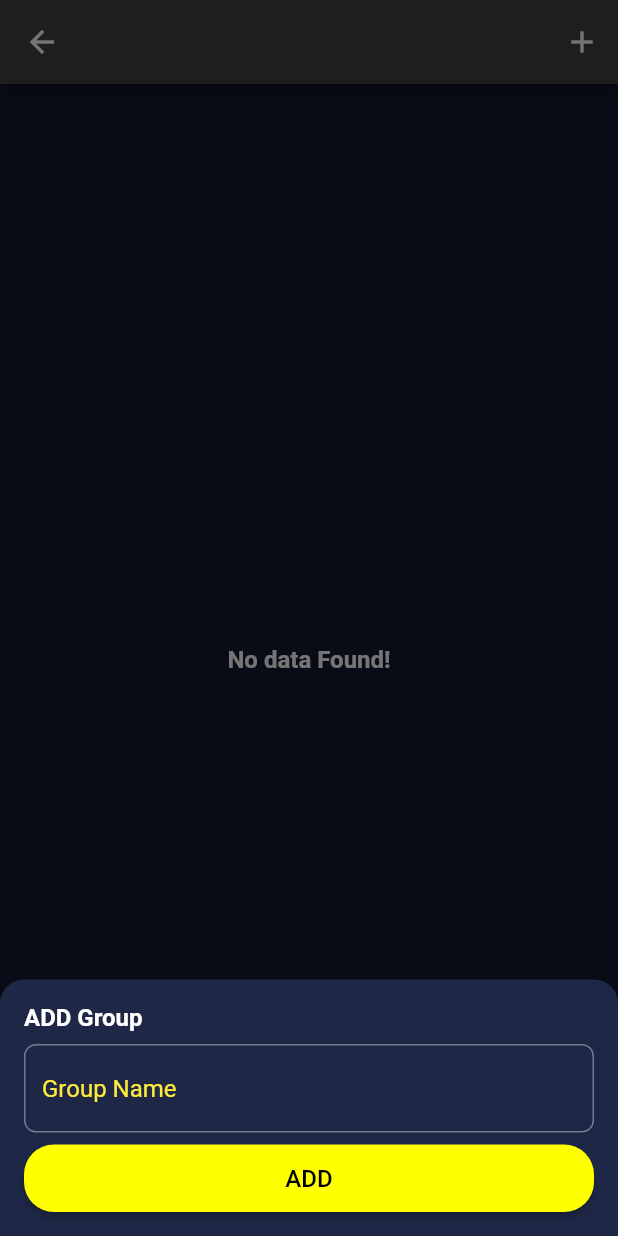
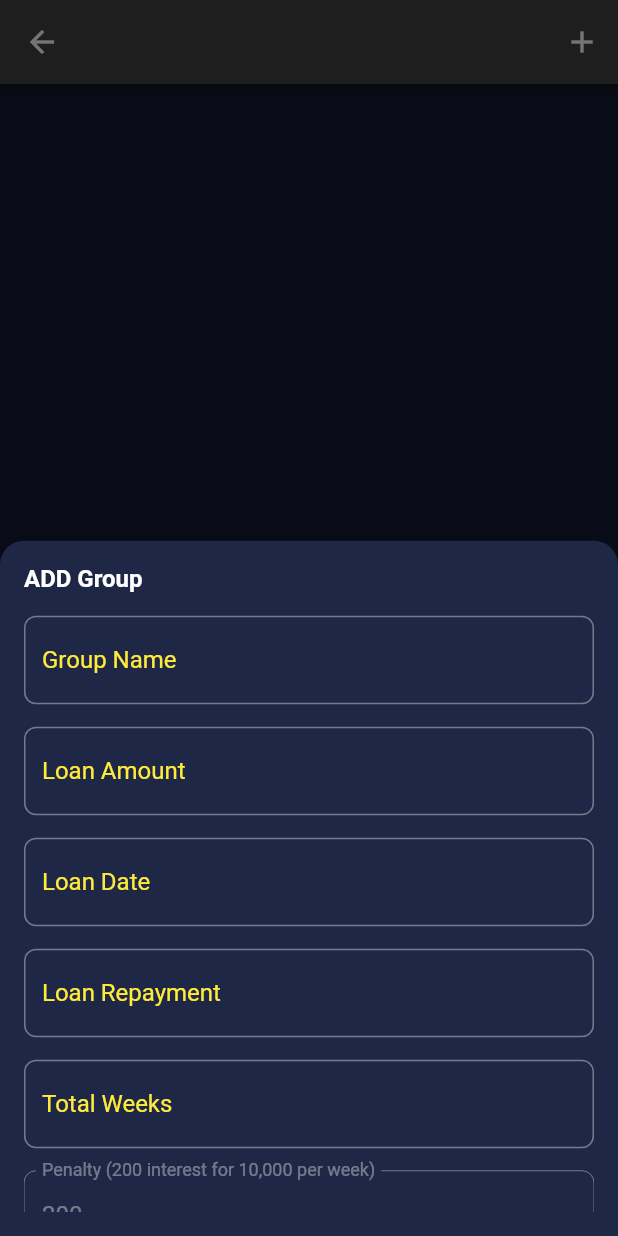
Before and after one commit to suresh429/groupfinance, a Flutter app: the GroupView screen opened directly with empty values, after a tap on the "add" icon, on a phone screen of 412 x 824 dp. Run offline on Flutter 3.47's test engine with Material 2 defaults, Android fonts, the phone set to English and light mode, and no system bars; our stand-ins replace cloud_firestore, firebase_core, flutter_native_splash, get; missing offline and left inert: dart:ffi; accounts and stored records are empty.

Commit message:
fixed binding issue

```diff
--- a/lib/app/modules/home/controllers/group_controller.dart
+++ b/lib/app/modules/home/controllers/group_controller.dart
@@ -10,7 +10,12 @@ class GroupController extends GetxController {
   RxBool isLoading = true.obs;
 
   final GlobalKey<FormState> formKey = GlobalKey<FormState>();
-  late TextEditingController nameController, addressController;
+  late TextEditingController nameController,
+      loanAmountController,
+      loanDateController,
+      loanRepaymentController,
+      totalWeekController,
+      penaltyController;
 
   // Firestorm operation
   FirebaseFirestore firebaseFirestore = FirebaseFirestore.instance;
@@ -29,14 +34,20 @@ class GroupController extends GetxController {
     print("STATUS : onInit GROUP");
     var weekName = Get.arguments['weekName']!;
     nameController = TextEditingController();
-    addressController = TextEditingController();
-    groupList.clear();
+    loanAmountController = TextEditingController();
+    loanDateController = TextEditingController();
+    loanRepaymentController = TextEditingController();
+    totalWeekController = TextEditingController();
+    penaltyController = TextEditingController();
+    penaltyController.text = "200";
+
+   // groupList.clear();
     collectionReference = firebaseFirestore
         .collection("groups")
         .doc(weekName)
         .collection(weekName);
-     groupList.bindStream(getAllGroups());
-   // _loadTodos();
+    groupList.bindStream(getAllGroups());
+    // _loadTodos();
     super.onInit();
   }
 
@@ -47,14 +58,50 @@ class GroupController extends GetxController {
     return null;
   }
 
-  String? validateAddress(String value) {
+  String? validateLoanAmount(String value) {
     if (value.isEmpty) {
-      return "Address can not be empty";
+      return "Loan Amount can not be empty";
     }
     return null;
   }
 
-  void saveUpdateGroup(String name, String docId, int addEditFlag) {
+  String? validateDate(String value) {
+    if (value.isEmpty) {
+      return "Loan Date can not be empty";
+    }
+    return null;
+  }
+
+  String? validateLoanRepayment(String value) {
+    if (value.isEmpty) {
+      return "Loan Repayment can not be empty";
+    }
+    return null;
+  }
+
+  String? validateTotalWeeks(String value) {
+    if (value.isEmpty) {
+      return "Total Weeks can not be empty";
+    }
+    return null;
+  }
+
+  String? validatePenalty(String value) {
+    if (value.isEmpty) {
+      return "Penalty can not be empty";
+    }
+    return null;
+  }
+
+  void saveUpdateGroup(
+      String groupName,
+      String loanAmount,
+      String date,
+      String repayment,
+      String totalWeeks,
+      String penalty,
+      String docId,
+      int addEditFlag) {
     final isValid = formKey.currentState!.validate();
     if (!isValid) {
       return;
@@ -62,7 +109,17 @@ class GroupController extends GetxController {
     formKey.currentState!.save();
     if (addEditFlag == 1) {
       CustomFullScreenDialog.showDialog();
-      collectionReference.add({'name': name}).whenComplete(() {
+      collectionReference
+          .add({
+        'groupName': groupName,
+        'loanAmount': double.parse(loanAmount),
+        'date': date,
+        'repayment': double.parse(repayment),
+        'totalWeeks': int.parse(totalWeeks.toString()),
+        'penalty': double.parse(penalty),
+      })
+          .then((_) {
+        // Success case
         CustomFullScreenDialog.cancelDialog();
         clearEditingControllers();
         Get.back();
@@ -72,17 +129,26 @@ class GroupController extends GetxController {
             message: "Group added successfully",
             backgroundColor: Colors.green);
       }).catchError((error) {
+        // Error case
+        print("ERROR : " + error.toString());
         CustomFullScreenDialog.cancelDialog();
         CustomSnackBar.showSnackBar(
             context: Get.context,
             title: "Error",
             message: "Something went wrong",
-            backgroundColor: Colors.green);
+            backgroundColor: Colors.red);
       });
     } else if (addEditFlag == 2) {
       //update
       CustomFullScreenDialog.showDialog();
-      collectionReference.doc(docId).update({'name': name}).whenComplete(() {
+      collectionReference.doc(docId).update({
+        'groupName': groupName,
+        'loanAmount': double.parse(loanAmount),
+        'date': date,
+        'repayment': double.parse(repayment),
+        'totalWeeks': int.parse(totalWeeks.toString()),
+        'penalty': double.parse(penalty)
+      }).whenComplete(() {
         CustomFullScreenDialog.cancelDialog();
         clearEditingControllers();
         Get.back();
@@ -102,18 +168,23 @@ class GroupController extends GetxController {
     }
   }
 
-
-
   @override
   void onClose() {
     nameController.dispose();
-    addressController.dispose();
-    print("STATUS : onClose");
+    loanAmountController.dispose();
+    loanDateController.dispose();
+    loanRepaymentController.dispose();
+    totalWeekController.dispose();
+    penaltyController.dispose();
   }
 
   void clearEditingControllers() {
     nameController.clear();
-    addressController.clear();
+    loanAmountController.clear();
+    loanDateController.clear();
+    loanRepaymentController.clear();
+    totalWeekController.clear();
+    penaltyController.clear();
   }
 
   /* Stream<List<GroupModel>> getAllGroups() =>
@@ -121,7 +192,7 @@ class GroupController extends GetxController {
           query.docs.map((item) => GroupModel.fromMap(item)).toList());*/
 
   Stream<List<GroupModel>> getAllGroups() {
-    groupList.listen((_) async{
+    groupList.listen((_) async {
       isLoading.value = true;
       await Future.delayed(const Duration(seconds: 1));
       isLoading.value = false;
--- a/lib/app/modules/home/models/groupModel.dart
+++ b/lib/app/modules/home/models/groupModel.dart
@@ -2,13 +2,23 @@ import 'package:cloud_firestore/cloud_firestore.dart';
 
 class GroupModel {
   String? docId;
-  String? name;
+  String? groupName;
+  dynamic loanAmount;
+  String? date;
+  dynamic repayment;
+  dynamic totalWeeks;
+  dynamic penalty;
 
-  GroupModel(this.docId, this.name);
+  GroupModel(this.docId, this.groupName, this.loanAmount, this.date,
+      this.repayment, this.totalWeeks, this.penalty);
 
   GroupModel.fromMap(DocumentSnapshot data) {
     docId = data.id;
-    name = data["name"];
+    groupName = data["groupName"];
+    loanAmount = data["loanAmount"].toDouble();
+    date = data["date"];
+    repayment = data["repayment"];
+    totalWeeks = data["totalWeeks"];
+    penalty = data["penalty"];
   }
-
 }
--- a/lib/app/modules/home/views/group_view.dart
+++ b/lib/app/modules/home/views/group_view.dart
@@ -1,4 +1,3 @@
-
 import 'package:flutter/material.dart';
 import 'package:get/get.dart';
 
@@ -20,7 +19,7 @@ class GroupView extends GetView<GroupController> {
         leading: BackButton(
           onPressed: () {
             Get.back();
-          } ,
+          },
         ),
         title: Text(weekName!),
         actions: [
@@ -40,13 +39,13 @@ class GroupView extends GetView<GroupController> {
                 final myData = controller.groupList;
                 if (controller.isLoading.value) {
                   return const Center(
-                      child:
-                          CircularProgressIndicator()); // Display loading spinner
+                      child: CircularProgressIndicator()); // Display loading spinner
                 }
-                if(controller.groupList.isEmpty){
-                  return const Center(child: Text("No data Found!", style: TextStyle(
-                      fontWeight: FontWeight.bold,
-                      fontSize: 16),
+                if (controller.groupList.isEmpty) {
+                  return const Center(
+                      child: Text(
+                    "No data Found!",
+                    style: TextStyle(fontWeight: FontWeight.bold, fontSize: 16),
                   ));
                 }
                 return ListView.builder(
@@ -54,12 +53,12 @@ class GroupView extends GetView<GroupController> {
                   itemBuilder: (context, index) => Card(
                     color: const Color(0xff081029),
                     child: ListTile(
-                      title: Text(myData[index].name!),
+                      title: Text(myData[index].groupName!),
                       //subtitle: Text(controller.employees[index].address!),
                       leading: CircleAvatar(
                         backgroundColor: Colors.yellow,
                         child: Text(
-                          controller.groupList[index].name!
+                          controller.groupList[index].groupName!
                               .substring(0, 1)
                               .capitalize!,
                           style: const TextStyle(fontWeight: FontWeight.bold),
@@ -74,7 +73,7 @@ class GroupView extends GetView<GroupController> {
                         await Get.toNamed(Routes.PEOPLE, arguments: [
                           {"id": controller.groupList[index].docId!.toString()},
                           {"weekName": weekName!},
-                          {"groupName": controller.groupList[index].name!}
+                          {"groupName": controller.groupList[index].groupName!}
                         ]);
                       },
                     ),
@@ -114,11 +113,13 @@ class GroupView extends GetView<GroupController> {
                         fontSize: 16, fontWeight: FontWeight.bold),
                   ),
                   const SizedBox(
-                    height: 8,
+                    height: 15,
                   ),
                   TextFormField(
                     decoration: InputDecoration(
-                      hintText: 'Group Name',
+                      // hintText: 'Group Name',
+                      floatingLabelBehavior: FloatingLabelBehavior.auto,
+                      labelText: 'Group Name',
                       border: OutlineInputBorder(
                         borderRadius: BorderRadius.circular(8),
                       ),
@@ -128,22 +129,102 @@ class GroupView extends GetView<GroupController> {
                       return controller.validateName(value!);
                     },
                   ),
-                  /* SizedBox(
-                    height: 10,
+                  const SizedBox(
+                    height: 15,
                   ),
                   TextFormField(
-                    keyboardType: TextInputType.multiline,
+                    keyboardType: TextInputType.number,
                     decoration: InputDecoration(
-                      hintText: 'Address',
+                      // hintText: 'Address',
+                      floatingLabelBehavior: FloatingLabelBehavior.auto,
+                      labelText: 'Loan Amount',
                       border: OutlineInputBorder(
                         borderRadius: BorderRadius.circular(8),
                       ),
                     ),
-                    controller: controller.addressController,
+                    controller: controller.loanAmountController,
                     validator: (value) {
-                      return controller.validateAddress(value!);
+                      return controller.validateLoanAmount(value!);
                     },
-                  ),*/
+                  ),
+                  const SizedBox(
+                    height: 15,
+                  ),
+                  TextFormField(
+                    keyboardType: TextInputType.datetime,
+                    decoration: InputDecoration(
+                      // hintText: 'Address',
+                      floatingLabelBehavior: FloatingLabelBehavior.auto,
+                      labelText: 'Loan Date',
+                      border: OutlineInputBorder(
+                        borderRadius: BorderRadius.circular(8),
+                      ),
+                    ),
+                    controller: controller.loanDateController,
+                    validator: (value) {
+                      return controller.validateDate(value!);
+                    },
+                  ),
+                  const SizedBox(
+                    height: 15,
+                  ),
+                  TextFormField(
+                    keyboardType: TextInputType.number,
+                    decoration: InputDecoration(
+                      // hintText: 'Address',
+                      floatingLabelBehavior: FloatingLabelBehavior.auto,
+                      labelText: 'Loan Repayment',
+                      border: OutlineInputBorder(
+                        borderRadius: BorderRadius.circular(8),
+                      ),
+                    ),
+                    controller: controller.loanRepaymentController,
+                    validator: (value) {
+                      return controller.validateLoanRepayment(value!);
+                    },
+                  ),
+                  const SizedBox(
+                    height: 15,
+                  ),
+                  TextFormField(
+                    keyboardType: TextInputType.number,
+                    decoration: InputDecoration(
+                      // hintText: 'Address',
+                      floatingLabelBehavior: FloatingLabelBehavior.auto,
+                      labelText: 'Total Weeks',
+                      border: OutlineInputBorder(
+                        borderRadius: BorderRadius.circular(8),
+                      ),
+                    ),
+                    controller: controller.totalWeekController,
+                    validator: (value) {
+                      return controller.validateTotalWeeks(value!);
+                    },
+                  ),
+
+                  const SizedBox(
+                    height: 15,
+                  ),
+                  TextFormField(
+                    keyboardType: TextInputType.number,
+                    enabled: false,
+                    //initialValue: "200",
+                    decoration: InputDecoration(
+                      // hintText: 'Address',
+                      floatingLabelBehavior: FloatingLabelBehavior.auto,
+                      labelText: 'Penalty (200 interest for 10,000 per week)',
+                      border: OutlineInputBorder(
+                        borderRadius: BorderRadius.circular(8),
+                      ),
+                    ),
+                    controller: controller.penaltyController,
+                    validator: (value) {
+                      return controller.validatePenalty(value!);
+                    },
+                  ),
+
+
+
                   const SizedBox(
                     height: 8,
                   ),
@@ -159,7 +240,11 @@ class GroupView extends GetView<GroupController> {
                       onPressed: () {
                         controller.saveUpdateGroup(
                             controller.nameController.text,
-                            // controller.addressController.text,
+                            controller.loanAmountController.text,
+                            controller.loanDateController.text,
+                            controller.loanRepaymentController.text,
+                            controller.totalWeekController.text,
+                            controller.penaltyController.text,
                             docId!,
                             addEditFlag!);
                         controller.resetController();
--- a/lib/main.dart
+++ b/lib/main.dart
@@ -17,7 +17,7 @@ void main() async {
   runApp(
     GetMaterialApp(
       debugShowCheckedModeBanner: false,
-      title: "Firestore CRUD",
+      title: "Group Finance",
       initialRoute: AppPages.INITIAL,
       initialBinding: HomeBinding(),
       getPages: AppPages.routes,
```
Also changed, not shown: lib/app/modules/home/views/people_view.dart (+22 -18 lines), 1 other file.
